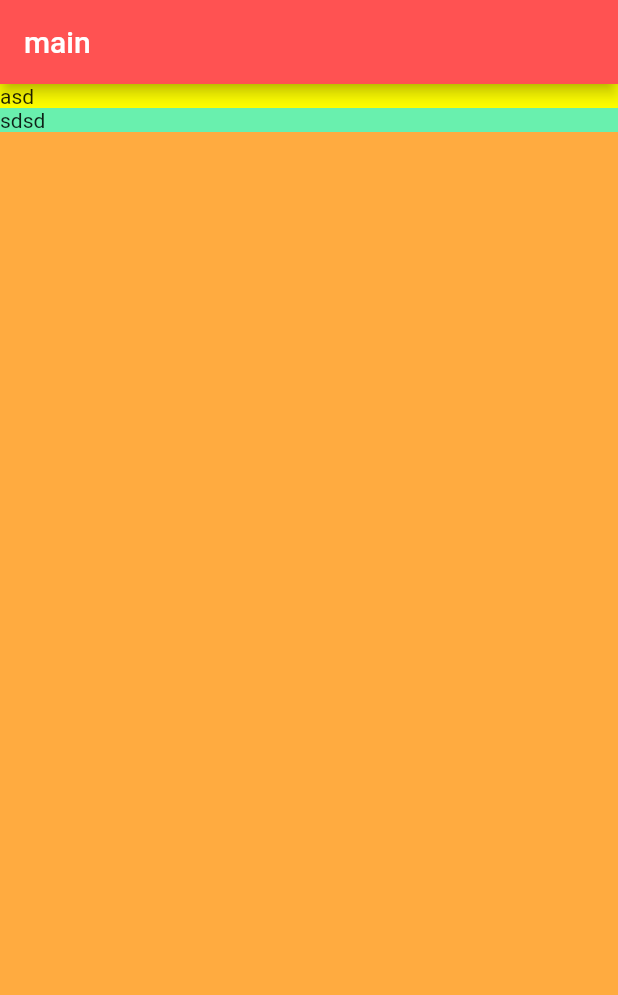
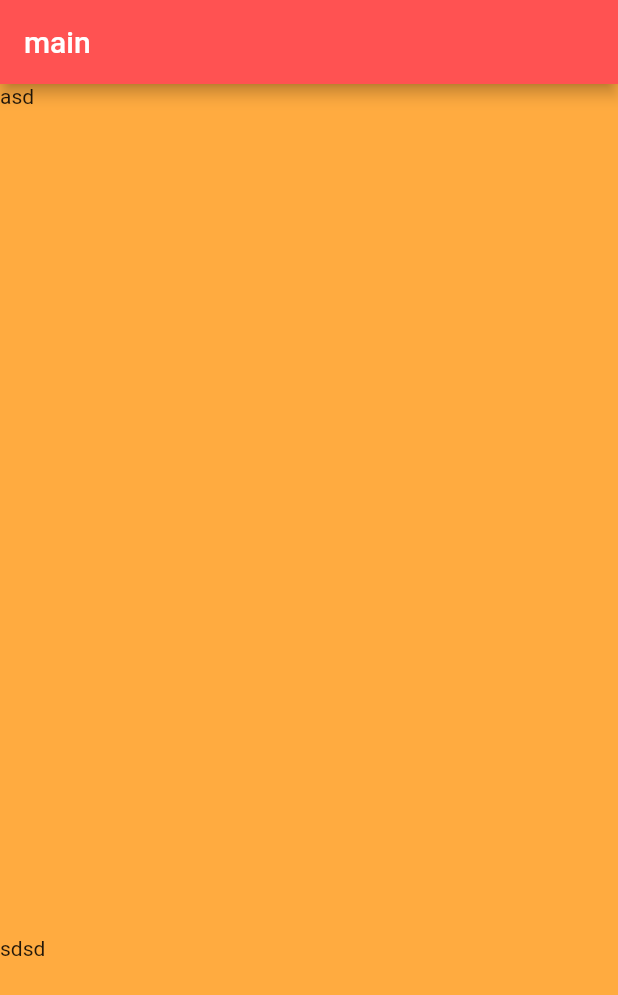
Before and after one commit to selpeapi/flutter_app2, a Flutter app: the screen it shows after launch, on a phone screen of 412 x 824 dp. Shown: the top 995 px of the screen. Run offline on Flutter 3.47's test engine with Material 2 defaults, Android fonts, the phone set to English and light mode, and no system bars.

Commit message:
2차 위젯 추가 수정본

```diff
--- a/lib/main.dart
+++ b/lib/main.dart
@@ -27,9 +27,7 @@ class _MainPageState extends State<MainPage> {
         color: Colors.orangeAccent,
         child: Column(
           children: [
-            Container(
-              color: Colors.yellowAccent,
-              child: Expanded(
+            Expanded(
               flex: 1,
               child: Row(
                 children: [
@@ -39,14 +37,11 @@ class _MainPageState extends State<MainPage> {
                 ],
               ),
             ),
-            ),
-            Container(
-              color: Colors.greenAccent,
-              child: Expanded(
+            Expanded(
+                flex: 1,
                 child: Row(
                   children: [Text("sdsd")],
-              )),
-            )
+                ))
           ],
         ),
       ),
```
Lines whose indentation alone changed are shown as unchanged.
